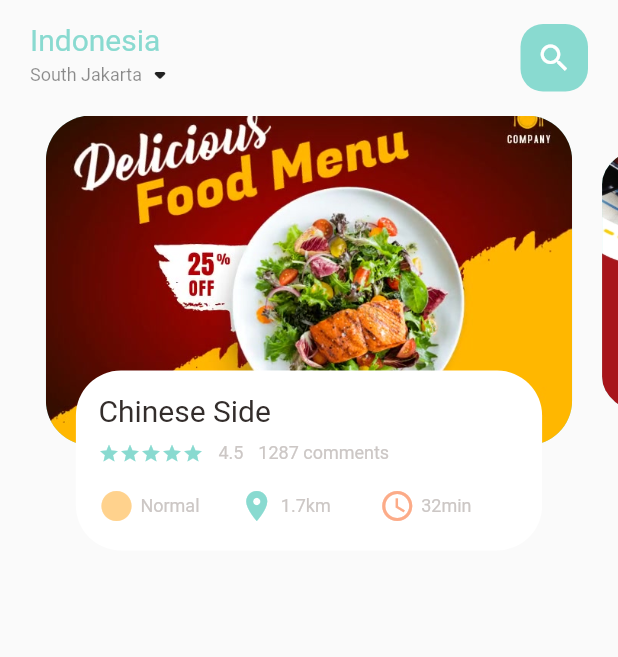
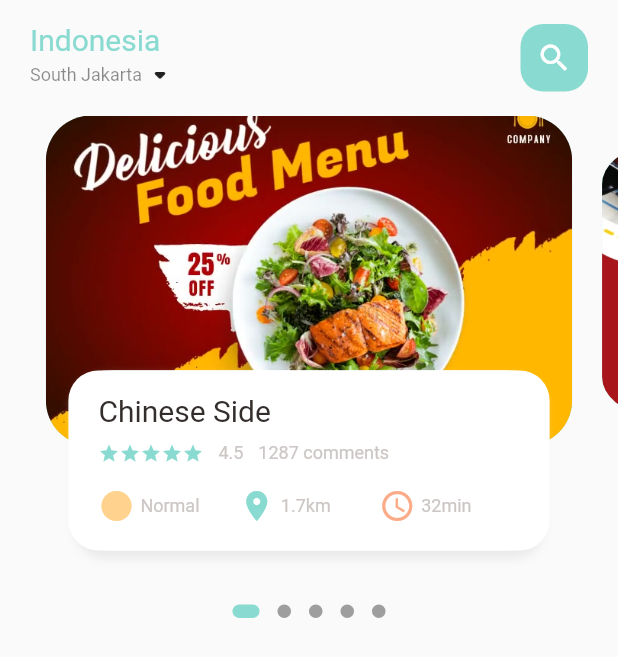
Before and after one commit to ianahmfac/food_delivery, a Flutter app: the screen it shows after launch, on a phone screen of 412 x 824 dp. Shown: the top 657 px of the screen. Run offline on Flutter 3.47's test engine with Material 2 defaults, Android fonts, the phone set to English and light mode, and no system bars; drawn by our look-alikes of dots_indicator; our stand-ins replace google_fonts.

Commit message:
Add shadow container & implement dotted indicator

```diff
--- a/lib/app/configs/colors.dart
+++ b/lib/app/configs/colors.dart
@@ -11,4 +11,6 @@ class AppColors {
   static const titleColor = Color(0XFF5C524F);
   static const mainBlackColor = Color(0XFF332D2B);
   static const yellowColor = Color(0XFFFFD379);
+
+  static const shadowColor = Color(0XFFE8E8E8);
 }
--- a/lib/home/ui/components/food_banner.dart
+++ b/lib/home/ui/components/food_banner.dart
@@ -1,3 +1,4 @@
+import 'package:dots_indicator/dots_indicator.dart';
 import 'package:flutter/material.dart';
 
 import '../../../app/configs/colors.dart';
@@ -38,6 +39,26 @@ class _FoodBannerState extends State<FoodBanner> {
 
   @override
   Widget build(BuildContext context) {
+    return Column(
+      children: [
+        _buildBannerFood(),
+        DotsIndicator(
+          dotsCount: AppImage.homeBannerFoodList.length,
+          position: _currentPageValue,
+          decorator: DotsDecorator(
+            activeColor: AppColors.mainColor,
+            size: const Size.square(9.0),
+            activeSize: const Size(18.0, 9.0),
+            activeShape: RoundedRectangleBorder(
+              borderRadius: BorderRadius.circular(5.0),
+            ),
+          ),
+        ),
+      ],
+    );
+  }
+
+  Widget _buildBannerFood() {
     return SizedBox(
       height: 320,
       child: PageView.builder(
@@ -121,8 +142,23 @@ class _FoodBannerState extends State<FoodBanner> {
           bottom: 15,
         ),
         decoration: BoxDecoration(
-          borderRadius: BorderRadius.circular(30),
+          borderRadius: BorderRadius.circular(20),
           color: Colors.white,
+          boxShadow: const [
+            BoxShadow(
+              color: AppColors.shadowColor,
+              blurRadius: 5.0,
+              offset: Offset(0, 5),
+            ),
+            BoxShadow(
+              color: Colors.white,
+              offset: Offset(-5, 0),
+            ),
+            BoxShadow(
+              color: Colors.white,
+              offset: Offset(5, 0),
+            ),
+          ],
         ),
         child: Column(
           crossAxisAlignment: CrossAxisAlignment.stretch,
--- /dev/null
+++ b/lib/home/ui/components/main_food_header.dart
@@ -0,0 +1,49 @@
+import 'package:flutter/material.dart';
+
+import '../../../app/configs/colors.dart';
+import '../../../widgets/big_text.dart';
+import '../../../widgets/small_text.dart';
+
+class MainFoodHeader extends StatelessWidget {
+  const MainFoodHeader({
+    Key? key,
+  }) : super(key: key);
+
+  @override
+  Widget build(BuildContext context) {
+    return Container(
+      padding: const EdgeInsets.symmetric(horizontal: 20, vertical: 15),
+      child: SafeArea(
+        child: Row(
+          children: [
+            Expanded(
+              child: Column(
+                crossAxisAlignment: CrossAxisAlignment.start,
+                children: [
+                  const BigText('Indonesia', color: AppColors.mainColor),
+                  Row(
+                    children: const [
+                      SmallText('South Jakarta', color: Colors.black45),
+                      Icon(Icons.arrow_drop_down_rounded),
+                    ],
+                  ),
+                ],
+              ),
+            ),
+            Center(
+              child: Container(
+                height: 45,
+                width: 45,
+                decoration: BoxDecoration(
+                  borderRadius: BorderRadius.circular(15),
+                  color: AppColors.mainColor,
+                ),
+                child: const Icon(Icons.search, color: Colors.white),
+              ),
+            )
+          ],
+        ),
+      ),
+    );
+  }
+}
--- a/lib/home/ui/main_food_page.dart
+++ b/lib/home/ui/main_food_page.dart
@@ -1,9 +1,7 @@
 import 'package:flutter/material.dart';
 
-import '../../app/configs/colors.dart';
-import '../../widgets/big_text.dart';
-import '../../widgets/small_text.dart';
 import 'components/food_banner.dart';
+import 'components/main_food_header.dart';
 
 class MainFoodPage extends StatefulWidget {
   const MainFoodPage({Key? key}) : super(key: key);
@@ -18,47 +16,18 @@ class _MainFoodPageState extends State<MainFoodPage> {
     return Scaffold(
       body: Column(
         children: [
-          _homeAppBar(),
-          const FoodBanner(),
+          const MainFoodHeader(),
+          Expanded(
+            child: SingleChildScrollView(
+              child: Column(
+                children: const [
+                  FoodBanner(),
+                ],
+              ),
+            ),
+          ),
         ],
       ),
     );
   }
-
-  Widget _homeAppBar() {
-    return Container(
-      padding: const EdgeInsets.symmetric(horizontal: 20, vertical: 15),
-      child: SafeArea(
-        child: Row(
-          children: [
-            Expanded(
-              child: Column(
-                crossAxisAlignment: CrossAxisAlignment.start,
-                children: [
-                  const BigText('Indonesia', color: AppColors.mainColor),
-                  Row(
-                    children: const [
-                      SmallText('South Jakarta', color: Colors.black45),
-                      Icon(Icons.arrow_drop_down_rounded),
-                    ],
-                  ),
-                ],
-              ),
-            ),
-            Center(
-              child: Container(
-                height: 45,
-                width: 45,
-                decoration: BoxDecoration(
-                  borderRadius: BorderRadius.circular(15),
-                  color: AppColors.mainColor,
-                ),
-                child: const Icon(Icons.search, color: Colors.white),
-              ),
-            )
-          ],
-        ),
-      ),
-    );
-  }
 }
--- a/pubspec.yaml
+++ b/pubspec.yaml
@@ -10,6 +10,7 @@ environment:
 
 dependencies:
   cupertino_icons: ^1.0.2
+  dots_indicator: ^2.1.0
   flutter:
     sdk: flutter
   google_fonts: ^3.0.1
```
Also changed, not shown: pubspec.lock.
